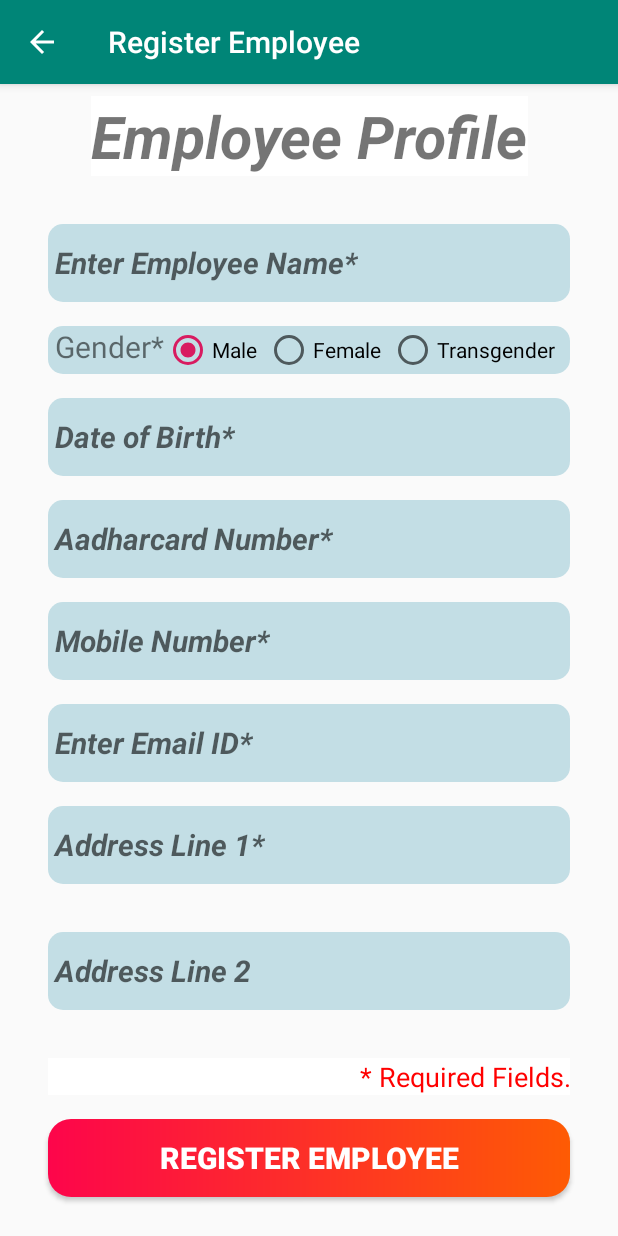
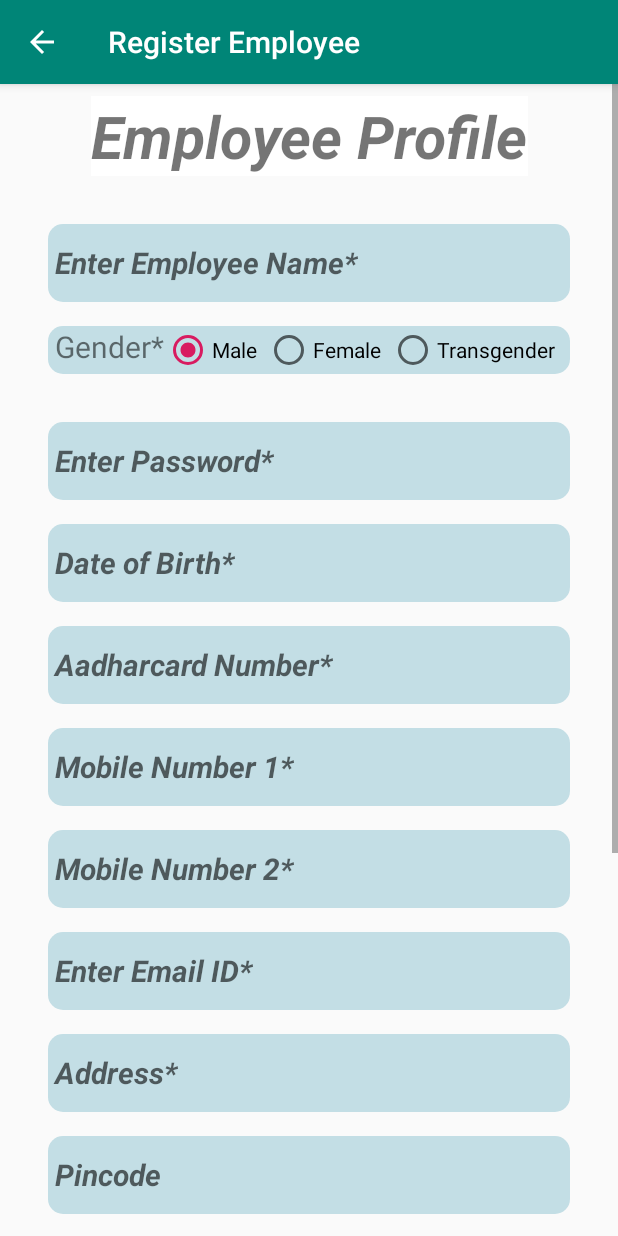
Before and after one commit to meetxpress/SalesRecord-v1.0.0, an Android app: the RegisterEmployee screen opened directly, with no data from a screen before it, on a phone screen of 412 x 824 dp. Run offline under Robolectric (Android 15) with nearby library versions, the phone set to English and light mode, and no system bars.

Commit message:
Trust me I made some changes.

```diff
--- a/app/src/main/java/com/example/salesrecord/RegisterEmployee.kt
+++ b/app/src/main/java/com/example/salesrecord/RegisterEmployee.kt
@@ -17,6 +17,8 @@ class RegisterEmployee : AppCompatActivity() {
     override fun onCreate(savedInstanceState: Bundle?) {
         super.onCreate(savedInstanceState)
         setContentView(R.layout.activity_register_employee)
+        var gen=findViewById<RadioGroup>(R.id.RadioBtnGroup)
+        var gender=findViewById<RadioButton>(gen.checkedRadioButtonId).text.toString()
     }
 
     fun addDoB(view:View) {
@@ -27,8 +29,6 @@ class RegisterEmployee : AppCompatActivity() {
         val day=c.get(Calendar.DAY_OF_MONTH)
         val date =findViewById<EditText>(R.id.EmpDoB)
         var d:Date
-        var gen=findViewById<RadioGroup>(R.id.RadioBtnGroup)
-        var gender=findViewById<RadioButton>(gen.checkedRadioButtonId).text.toString()
 
         dpd=DatePickerDialog(this,R.style.DialogTheme, DatePickerDialog.OnDateSetListener {
                 view,year,month,day->date.setText(" $day / ${month+1} / $year")
--- a/app/src/main/res/layout/activity_manage_company.xml
+++ b/app/src/main/res/layout/activity_manage_company.xml
@@ -10,6 +10,20 @@
         android:layout_width="match_parent"
         android:layout_height="match_parent"
         tools:context=".ManageCompany">
+
+        <TextView
+            android:id="@+id/textView7"
+            android:layout_width="wrap_content"
+            android:layout_height="wrap_content"
+            android:layout_marginTop="8dp"
+            android:background="?attr/colorBackgroundFloating"
+            android:text="Manage Company"
+            android:textAlignment="center"
+            android:textSize="39sp"
+            android:textStyle="bold|italic"
+            app:layout_constraintEnd_toEndOf="parent"
+            app:layout_constraintStart_toStartOf="parent"
+            app:layout_constraintTop_toTopOf="parent" />
 
         <TextView
             android:id="@+id/textView6"
@@ -237,7 +251,7 @@
             app:layout_constraintStart_toStartOf="parent"
             app:layout_constraintTop_toBottomOf="@+id/textNotice" />
 
-        <Button
+        <!--Button
             android:id="@+id/btnDeleteComp"
             android:layout_width="0dp"
             android:layout_height="52dp"
@@ -251,21 +265,8 @@
             android:textStyle="bold"
             app:layout_constraintEnd_toEndOf="parent"
             app:layout_constraintStart_toStartOf="parent"
-            app:layout_constraintTop_toBottomOf="@+id/btnUpdateComp" />
+            app:layout_constraintTop_toBottomOf="@+id/btnUpdateComp" /-->
 
-        <TextView
-            android:id="@+id/textView7"
-            android:layout_width="wrap_content"
-            android:layout_height="wrap_content"
-            android:layout_marginTop="8dp"
-            android:background="?attr/colorBackgroundFloating"
-            android:text="Manage Company"
-            android:textAlignment="center"
-            android:textSize="39sp"
-            android:textStyle="bold|italic"
-            app:layout_constraintEnd_toEndOf="parent"
-            app:layout_constraintStart_toStartOf="parent"
-            app:layout_constraintTop_toTopOf="parent" />
 
 
     </androidx.constraintlayout.widget.ConstraintLayout>
--- a/app/src/main/res/layout/activity_manage_employee.xml
+++ b/app/src/main/res/layout/activity_manage_employee.xml
@@ -84,6 +84,24 @@
                 android:text="Transgender"/>
 
         </RadioGroup>
+
+        <EditText
+            android:id="@+id/UpEmpName"
+            android:layout_width="0dp"
+            android:layout_height="52dp"
+            android:layout_marginStart="32dp"
+            android:layout_marginTop="32dp"
+            android:layout_marginEnd="32dp"
+            android:background="@drawable/formback"
+            android:ems="10"
+            android:hint=" Enter Employee Name*"
+            android:inputType="text"
+            android:maxLength="30"
+            android:textSize="20sp"
+            android:textStyle="bold|italic"
+            app:layout_constraintEnd_toEndOf="parent"
+            app:layout_constraintStart_toStartOf="parent"
+            app:layout_constraintTop_toBottomOf="@+id/UpTitleEmployee" />
 
         <EditText
             android:id="@+id/UpEmpDoB"
--- a/app/src/main/res/layout/activity_register_company.xml
+++ b/app/src/main/res/layout/activity_register_company.xml
@@ -215,7 +215,7 @@
             android:layout_marginTop="16dp"
             android:layout_marginEnd="32dp"
             android:background="@drawable/formback"
-            android:ems="10"
+            android:ems="30"
             android:entries="@array/status"
             android:textSize="20sp"
             android:tooltipText="20sp"
--- a/app/src/main/res/layout/activity_register_employee.xml
+++ b/app/src/main/res/layout/activity_register_employee.xml
@@ -88,6 +88,24 @@
         </RadioGroup>
 
         <EditText
+            android:id="@+id/EmpPassword"
+            android:layout_width="0dp"
+            android:layout_height="52dp"
+            android:layout_marginStart="32dp"
+            android:layout_marginTop="32dp"
+            android:layout_marginEnd="32dp"
+            android:background="@drawable/formback"
+            android:ems="10"
+            android:hint=" Enter Password*"
+            android:inputType="textPassword"
+            android:maxLength="15"
+            android:textSize="20sp"
+            android:textStyle="bold|italic"
+            app:layout_constraintEnd_toEndOf="parent"
+            app:layout_constraintStart_toStartOf="parent"
+            app:layout_constraintTop_toBottomOf="@+id/RadioBtnGroup" />
+
+        <EditText
             android:id="@+id/EmpDoB"
             android:layout_width="0dp"
             android:layout_height="52dp"
@@ -103,7 +121,7 @@
             android:textStyle="bold|italic"
             app:layout_constraintEnd_toEndOf="parent"
             app:layout_constraintStart_toStartOf="parent"
-            app:layout_constraintTop_toBottomOf="@+id/RadioBtnGroup"/>
+            app:layout_constraintTop_toBottomOf="@+id/EmpPassword"/>
 
         <EditText
             android:id="@+id/EmpAadharNo"
@@ -124,7 +142,7 @@
             app:layout_constraintTop_toBottomOf="@+id/EmpDoB" />
 
         <EditText
-            android:id="@+id/EmpPhno"
+            android:id="@+id/EmpPhno1"
             android:layout_width="0dp"
             android:layout_height="52dp"
             android:layout_marginStart="32dp"
@@ -132,7 +150,7 @@
             android:layout_marginEnd="32dp"
             android:background="@drawable/formback"
             android:ems="10"
-            android:hint=" Mobile Number*"
+            android:hint=" Mobile Number 1*"
             android:inputType="phone"
             android:maxLength="10"
             android:textSize="20sp"
@@ -140,6 +158,24 @@
             app:layout_constraintEnd_toEndOf="parent"
             app:layout_constraintStart_toStartOf="parent"
             app:layout_constraintTop_toBottomOf="@+id/EmpAadharNo" />
+
+        <EditText
+            android:id="@+id/EmpPhno2"
+            android:layout_width="0dp"
+            android:layout_height="52dp"
+            android:layout_marginStart="32dp"
+            android:layout_marginTop="16dp"
+            android:layout_marginEnd="32dp"
+            android:background="@drawable/formback"
+            android:ems="10"
+            android:hint=" Mobile Number 2*"
+            android:inputType="phone"
+            android:maxLength="10"
+            android:textSize="20sp"
+            android:textStyle="bold|italic"
+            app:layout_constraintEnd_toEndOf="parent"
+            app:layout_constraintStart_toStartOf="parent"
+            app:layout_constraintTop_toBottomOf="@+id/EmpPhno1" />
 
         <EditText
             android:id="@+id/EmpEmail"
@@ -157,10 +193,10 @@
             android:textStyle="bold|italic"
             app:layout_constraintEnd_toEndOf="parent"
             app:layout_constraintStart_toStartOf="parent"
-            app:layout_constraintTop_toBottomOf="@+id/EmpPhno" />
+            app:layout_constraintTop_toBottomOf="@+id/EmpPhno2" />
 
         <EditText
-            android:id="@+id/EmpAdd1"
+            android:id="@+id/EmpAdd"
             android:layout_width="0dp"
             android:layout_height="52dp"
             android:layout_marginStart="32dp"
@@ -168,7 +204,7 @@
             android:layout_marginEnd="32dp"
             android:background="@drawable/formback"
             android:ems="10"
-            android:hint=" Address Line 1*"
+            android:hint=" Address*"
             android:inputType="textPostalAddress"
             android:maxLength="50"
             android:textSize="20sp"
@@ -178,22 +214,94 @@
             app:layout_constraintTop_toBottomOf="@+id/EmpEmail" />
 
         <EditText
-            android:id="@+id/EmpAdd2"
+            android:id="@+id/EmpPincode"
             android:layout_width="0dp"
             android:layout_height="52dp"
             android:layout_marginStart="32dp"
-            android:layout_marginTop="32dp"
+            android:layout_marginTop="16dp"
             android:layout_marginEnd="32dp"
             android:background="@drawable/formback"
-            android:ems="10"
-            android:hint=" Address Line 2"
-            android:inputType="textPostalAddress"
+            android:ems="6"
+            android:hint=" Pincode"
+            android:inputType="number"
             android:maxLength="50"
             android:textSize="20sp"
             android:textStyle="bold|italic"
             app:layout_constraintEnd_toEndOf="parent"
             app:layout_constraintStart_toStartOf="parent"
-            app:layout_constraintTop_toBottomOf="@+id/EmpAdd1" />
+            app:layout_constraintTop_toBottomOf="@+id/EmpAdd" />
+
+        <EditText
+        android:id="@+id/EmpCity"
+        android:layout_width="0dp"
+        android:layout_height="52dp"
+        android:layout_marginStart="32dp"
+        android:layout_marginTop="16dp"
+        android:layout_marginEnd="32dp"
+        android:background="@drawable/formback"
+        android:ems="30"
+        android:hint=" City*"
+        android:inputType="textPostalAddress"
+        android:maxLength="50"
+        android:textSize="20sp"
+        android:textStyle="bold|italic"
+        app:layout_constraintEnd_toEndOf="parent"
+        app:layout_constraintStart_toStartOf="parent"
+        app:layout_constraintTop_toBottomOf="@+id/EmpPincode" />
+
+        <EditText
+            android:id="@+id/EmpState"
+            android:layout_width="0dp"
+            android:layout_height="52dp"
+            android:layout_marginStart="32dp"
+            android:layout_marginTop="16dp"
+            android:layout_marginEnd="32dp"
+            android:background="@drawable/formback"
+            android:ems="30"
+            android:hint=" State*"
+            android:inputType="textPostalAddress"
+            android:maxLength="20"
+            android:textSize="20sp"
+            android:textStyle="bold|italic"
+            app:layout_constraintEnd_toEndOf="parent"
+            app:layout_constraintStart_toStartOf="parent"
+            app:layout_constraintTop_toBottomOf="@+id/EmpCity" />
+
+        <EditText
+            android:id="@+id/EmpStatus"
+            android:layout_width="0dp"
+            android:layout_height="52dp"
+            android:layout_marginStart="32dp"
+            android:layout_marginTop="16dp"
+            android:layout_marginEnd="32dp"
+            android:background="@drawable/formback"
+            android:ems="30"
+            android:hint=" Employee Status*"
+            android:inputType="text"
+            android:maxLength="12"
+            android:textSize="20sp"
+            android:textStyle="bold|italic"
+            app:layout_constraintEnd_toEndOf="parent"
+            app:layout_constraintStart_toStartOf="parent"
+            app:layout_constraintTop_toBottomOf="@+id/EmpState" />
+
+        <EditText
+            android:id="@+id/EmpDeg"
+            android:layout_width="0dp"
+            android:layout_height="52dp"
+            android:layout_marginStart="32dp"
+            android:layout_marginTop="16dp"
+            android:layout_marginEnd="32dp"
+            android:background="@drawable/formback"
+            android:ems="30"
+            android:hint=" Designation*"
+            android:inputType="text"
+            android:maxLength="15"
+            android:textSize="20sp"
+            android:textStyle="bold|italic"
+            app:layout_constraintEnd_toEndOf="parent"
+            app:layout_constraintStart_toStartOf="parent"
+            app:layout_constraintTop_toBottomOf="@+id/EmpStatus" />
 
         <TextView
             android:id="@+id/textNotice"
@@ -209,7 +317,7 @@
             android:textSize="18sp"
             app:layout_constraintEnd_toEndOf="parent"
             app:layout_constraintStart_toStartOf="parent"
-            app:layout_constraintTop_toBottomOf="@+id/EmpAdd2" />
+            app:layout_constraintTop_toBottomOf="@+id/EmpDeg" />
 
         <Button
             android:id="@+id/btnRegisterEmp"
```
Also changed, not shown: app/src/main/AndroidManifest.xml (+9 -1 lines).
